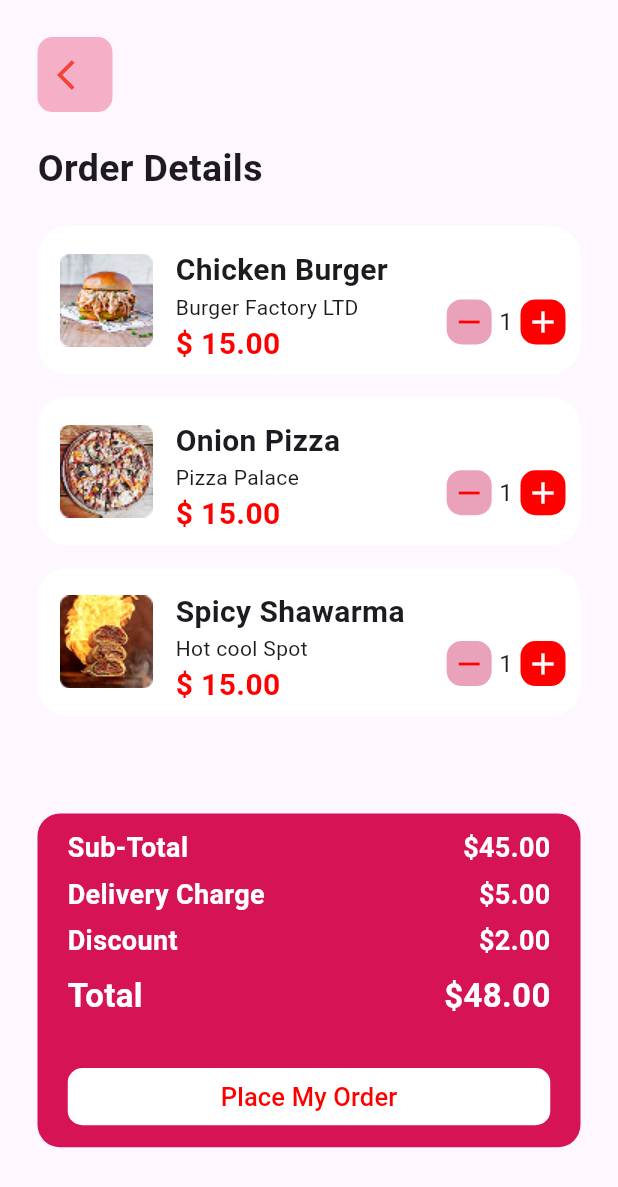
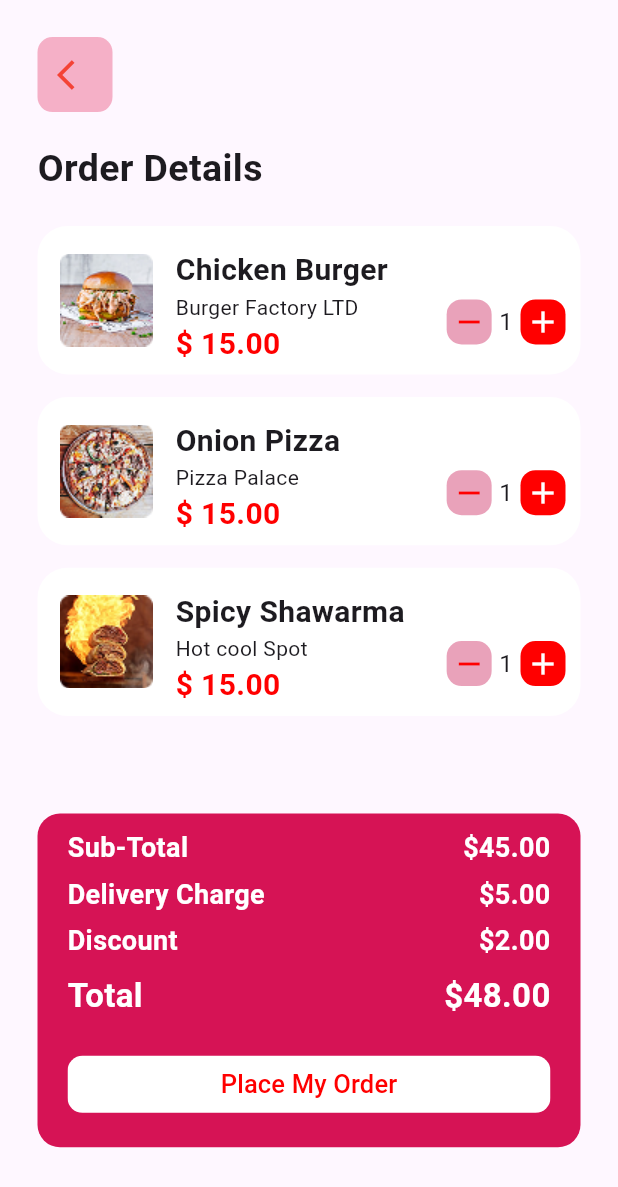
Before and after one commit to wazir1420/Food_Courier_App, a Flutter app: the OrderDetailView screen opened by its route, on a phone screen of 412 x 824 dp. Shown: the top 1187 px of the screen. Run offline on Flutter 3.47's test engine with Material 3 defaults, Android fonts, the phone set to English and light mode, and no system bars; our stand-ins replace firebase_auth, firebase_core, flutter_typeahead, geocoding, google_maps_flutter, socket_io_client and 3 more; accounts and stored records are empty.

Commit message:
order_updated

```diff
--- a/myfinalhackathon/lib/view/order_detail_view.dart
+++ b/myfinalhackathon/lib/view/order_detail_view.dart
@@ -122,7 +122,7 @@ class OrderDetailView extends StatelessWidget {
                                 ),
                               ],
                             ),
-                            SizedBox(height: he * 0.02),
+                            SizedBox(height: he * 0.01),
                             SizedBox(
                               width: double.infinity,
                               height: he * 0.085,
```
